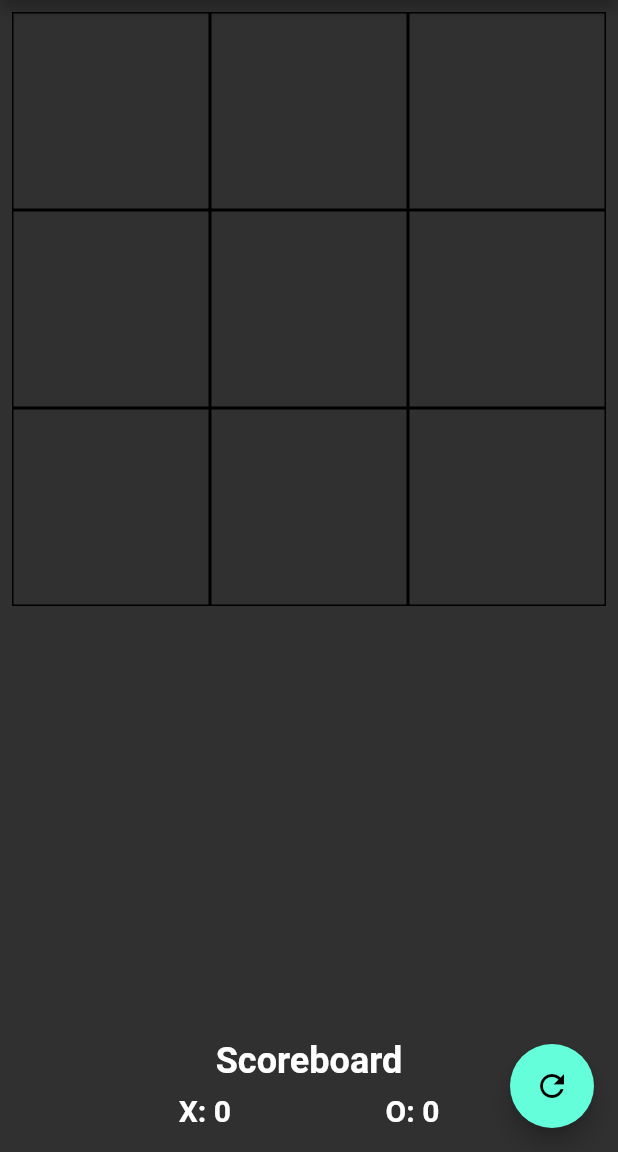
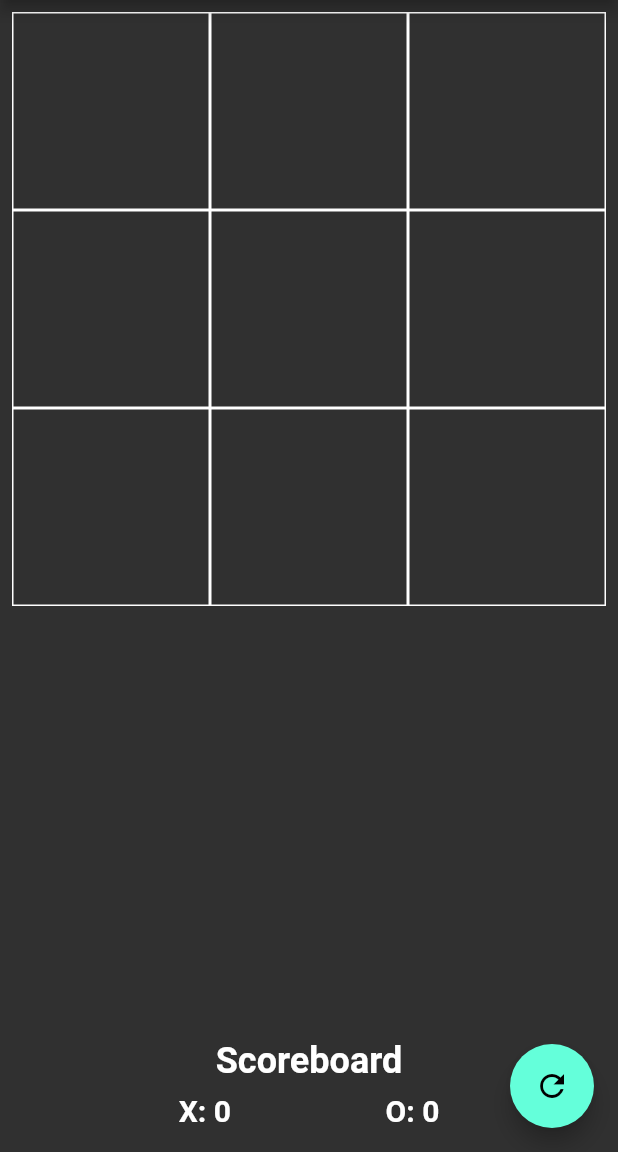
Before and after one commit to NomanShariq/Tic-Tac-Toe-Game, a Flutter app: the screen it shows after launch, on a phone screen of 412 x 824 dp, the part 84-1236 px from its top. Run offline on Flutter 3.47's test engine with Material 2 defaults, Android fonts, the phone set to English and light mode, and no system bars.

Commit message:
Icon & Title and border color changed

```diff
--- a/lib/screen/tictactoe_screen.dart
+++ b/lib/screen/tictactoe_screen.dart
@@ -99,7 +99,9 @@ class _TicTacToeGameState extends State<TicTacToeGame> {
                   onTap: () => _handleTap(index),
                   child: Container(
                     decoration: BoxDecoration(
-                      border: Border.all(),
+                      border: Border.all(
+                        color: Colors.white,
+                      ),
                     ),
                     child: Center(
                       child: Text(
```
Also changed, not shown: 2 other files.
